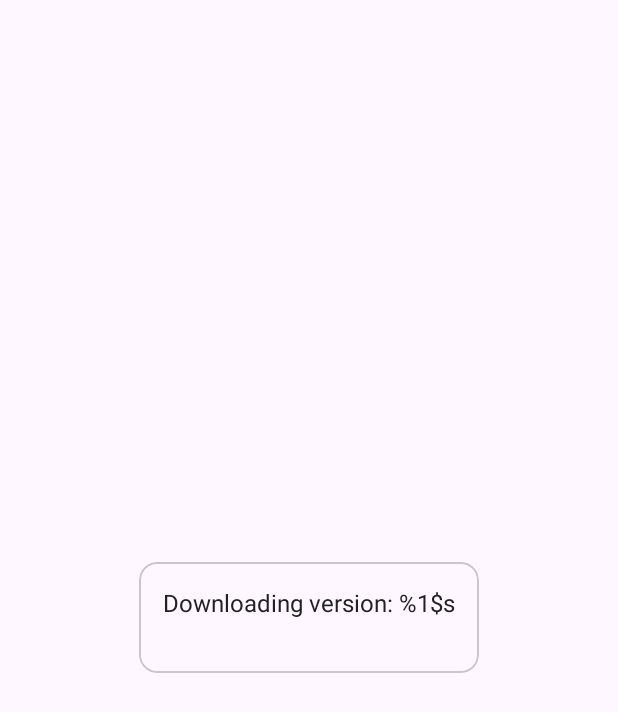
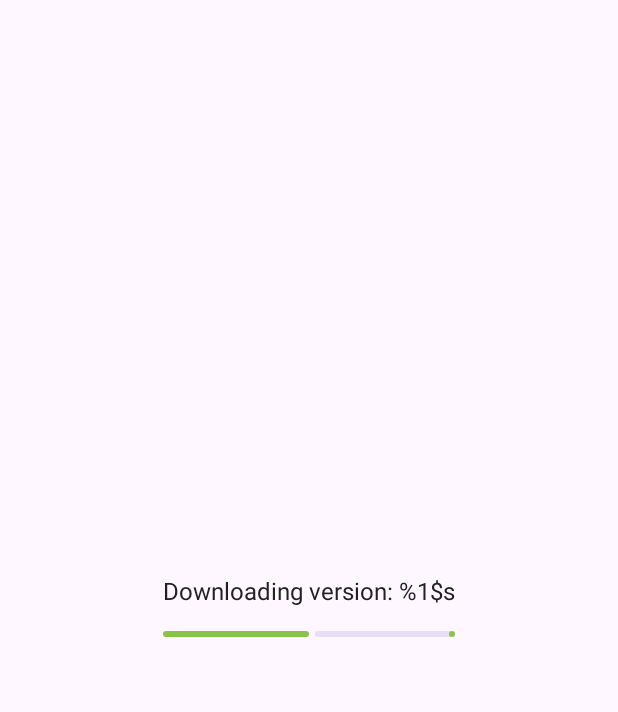
Before and after one commit to barnhill/Bible, an Android app: the layout dialog_download_version.xml on its own in the app's theme, with its tools: preview values and no code run, on a phone screen of 412 x 824 dp. Shown: the top 712 px of the screen. Run offline under Robolectric (Android 15) with nearby library versions, the phone set to English and light mode, and no system bars.

Commit message:
fix download dialog showing the progress bar

```diff
--- a/app/src/main/res/drawable/rounded_corner.xml
+++ b/app/src/main/res/drawable/rounded_corner.xml
@@ -2,9 +2,9 @@
 <shape xmlns:android="http://schemas.android.com/apk/res/android" >
     <stroke
         android:width="1dp"
-        android:color="@color/primary" />
+        android:color="@android:color/transparent" />
 
-    <solid android:color="@color/primary" />
+    <solid android:color="@color/background_light" />
 
     <padding
         android:left="1dp"
--- a/app/src/main/res/layout/dialog_download_version.xml
+++ b/app/src/main/res/layout/dialog_download_version.xml
@@ -1,12 +1,12 @@
 <?xml version="1.0" encoding="utf-8"?>
-<com.google.android.material.card.MaterialCardView
+<FrameLayout
     xmlns:android="http://schemas.android.com/apk/res/android"
     xmlns:app="http://schemas.android.com/apk/res-auto"
     xmlns:tools="http://schemas.android.com/tools"
+    style="@style/DownloadDialog"
     android:layout_gravity="center"
     android:layout_width="wrap_content"
-    android:layout_height="wrap_content"
-    app:cardPreventCornerOverlap="true">
+    android:layout_height="wrap_content">
 
     <androidx.constraintlayout.widget.ConstraintLayout
         android:id="@+id/versionRecyclerView"
@@ -26,18 +26,21 @@
             app:layout_constraintTop_toTopOf="parent"
             tools:text="@string/downloading_version_x" />
 
-        <ProgressBar
+        <com.google.android.material.progressindicator.LinearProgressIndicator
             android:id="@+id/download_dialog_progress"
             style="@style/DownloadDialog.ProgressBar"
             android:layout_width="0dp"
-            android:layout_height="4dp"
-            android:progress="50"
+            android:layout_height="8dp"
+            android:indeterminate="false"
+            app:trackCornerRadius="4dp"
+            android:progress="0"
+            app:layout_constraintBottom_toBottomOf="parent"
             app:layout_constraintEnd_toEndOf="parent"
             app:layout_constraintStart_toStartOf="parent"
             app:layout_constraintTop_toBottomOf="@+id/download_dialog_title"
-            tools:progress="25"
-            tools:progressTint="@color/accent" />
+            tools:max="100"
+            tools:progress="50" />
 
     </androidx.constraintlayout.widget.ConstraintLayout>
 
-</com.google.android.material.card.MaterialCardView>
+</FrameLayout>
--- a/app/src/main/res/values/styles.xml
+++ b/app/src/main/res/values/styles.xml
@@ -1,7 +1,7 @@
 <resources>
 
     <!-- Base application theme. -->
-    <style name="AppTheme" parent="Theme.Material3.DayNight.NoActionBar"> <!-- Theme.AppCompat.DayNight.NoActionBar -->
+    <style name="AppTheme" parent="Theme.Material3.DayNight.NoActionBar">
         <!-- Customize your theme here. -->
         <item name="colorPrimary">@color/primary</item>
         <item name="colorPrimaryDark">@color/primary_dark</item>
```
Also changed, not shown: app/src/main/kotlin/com/pnuema/bible/android/ui/dialogs/DownloadProgress.kt (added, +7 -0 lines), app/src/main/kotlin/com/pnuema/bible/android/ui/dialogs/DownloadVersionDialog.kt (+14 -16 lines), app/src/main/kotlin/com/pnuema/bible/android/ui/dialogs/viewmodel/DownloadVersionViewModel.kt (+11 -6 lines).
